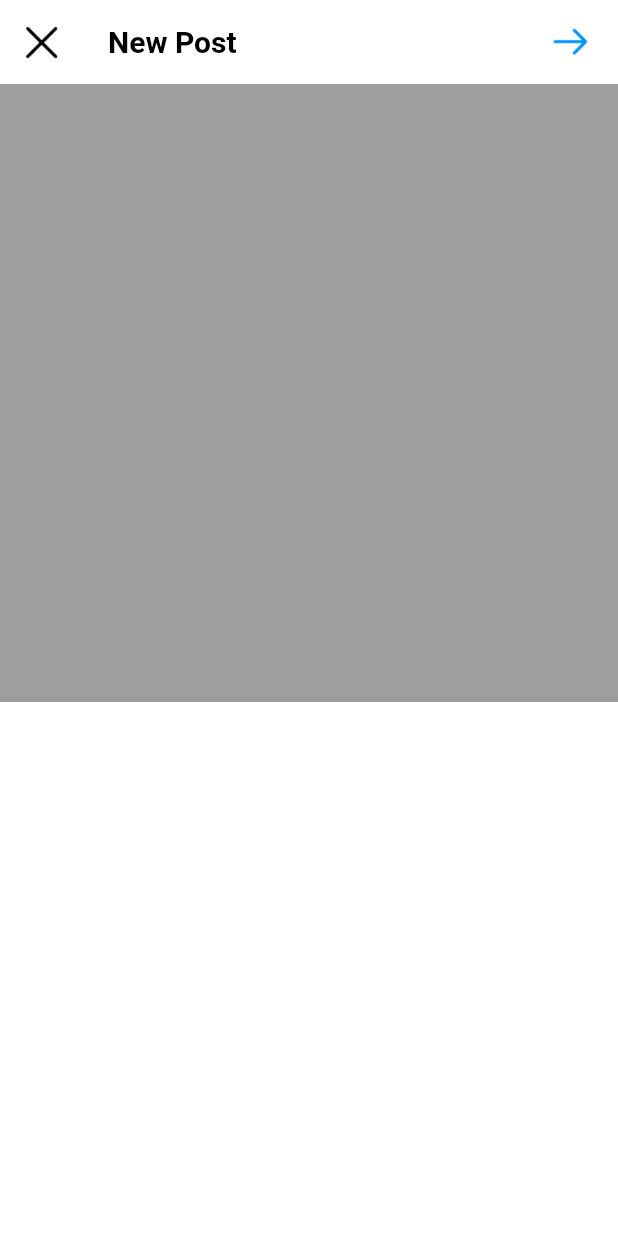
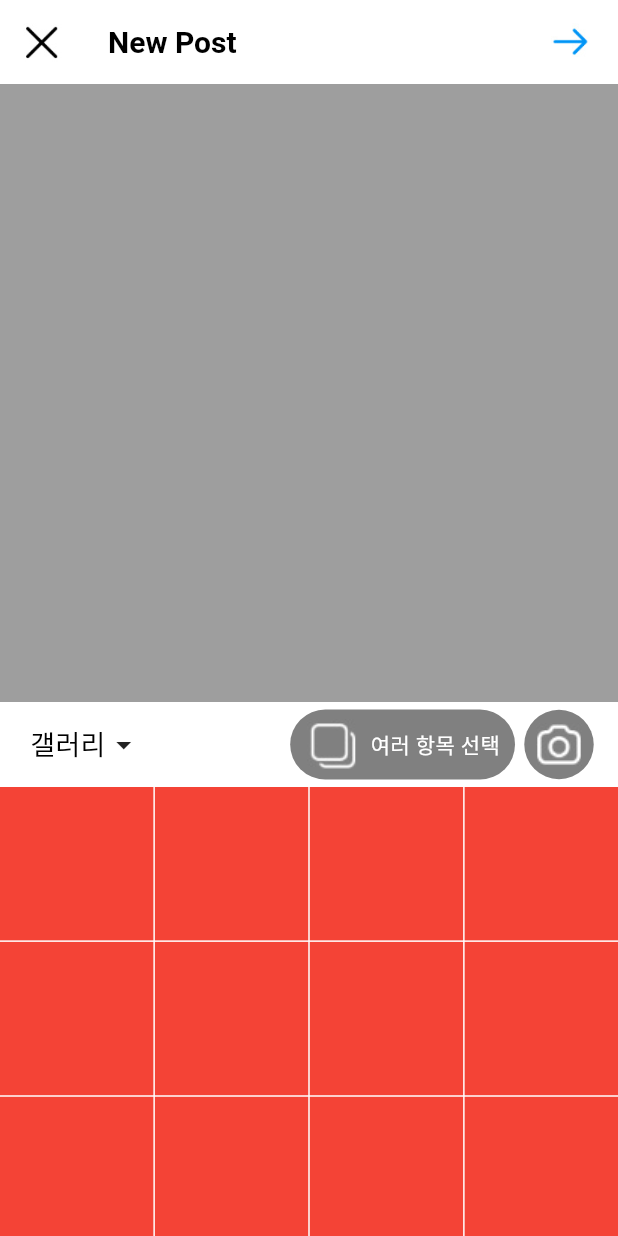
Before and after one commit to sunjaehi/Flutter_practice, a Flutter app: the Upload screen opened directly, on a phone screen of 412 x 824 dp. Run offline on Flutter 3.47's test engine with Material 3 defaults, Android fonts, the phone set to English and light mode, and no system bars; our stand-ins replace cached_network_image, expandable_text, get.

Commit message:
feat : upload파일 Widget 추가

```diff
--- a/lib/src/pages/upload.dart
+++ b/lib/src/pages/upload.dart
@@ -13,9 +13,71 @@ class Upload extends StatelessWidget {
     );
   }
 
-  // Widget _header() { //10분
-  //
-  // }
+  Widget _header() {
+    return Padding(
+      padding: const EdgeInsets.symmetric(horizontal: 15, vertical: 5),
+      child: Row(
+        mainAxisAlignment: MainAxisAlignment.spaceBetween,
+        children: [
+          Padding(
+            padding: const EdgeInsets.all(5.0),
+            child: Row(children: [
+              Text('갤러리', style: TextStyle(
+                color: Colors.black,
+                fontSize: 18,
+              ),
+              ),
+              Icon(Icons.arrow_drop_down),
+            ],),
+          ),
+          Row(
+            children: [
+              Container(
+                padding: const EdgeInsets.symmetric(vertical:5, horizontal: 10),
+                decoration: BoxDecoration(color: const Color(0xff808080),borderRadius: BorderRadius.circular(30)),
+                child: Row(children: [
+                ImageData(IconsPath.imageSelectIcon),
+                const SizedBox(width: 7),
+                const Text(
+                  '여러 항목 선택',
+                  style: TextStyle(color: Colors.white, fontSize: 14),
+                )
+              ],),
+              ),
+              const SizedBox(width: 5),
+              Container(
+                padding: const EdgeInsets.all(6),
+                decoration: const BoxDecoration(
+                    shape: BoxShape.circle,
+                    color: Color(0xff808080),
+                ),
+                child: ImageData(IconsPath.cameraIcon),
+              )
+            ],
+          )
+        ],
+      ),
+    );
+  }
+
+  Widget _imageSelectList() {
+    return GridView.builder(
+      physics: const NeverScrollableScrollPhysics(), //스크롤 X
+      shrinkWrap: true,
+      gridDelegate: const SliverGridDelegateWithFixedCrossAxisCount(
+        crossAxisCount:4, //가로 이미지 개수
+        childAspectRatio: 1,
+        mainAxisSpacing:1,
+        crossAxisSpacing: 1,
+      ),
+      itemCount: 100,
+      itemBuilder: (BuildContext context, int index) {
+        return Container(
+          color: Colors.red,
+        );
+      }
+    );
+  }
 
   @override
   Widget build(BuildContext context) {
@@ -52,8 +114,8 @@ class Upload extends StatelessWidget {
         child: Column(
           children: [
             _imagePreview(),
-            // _header(),
-            // _imageSelectList(),
+            _header(),
+            _imageSelectList(),
           ],
         ),
       ),
```
